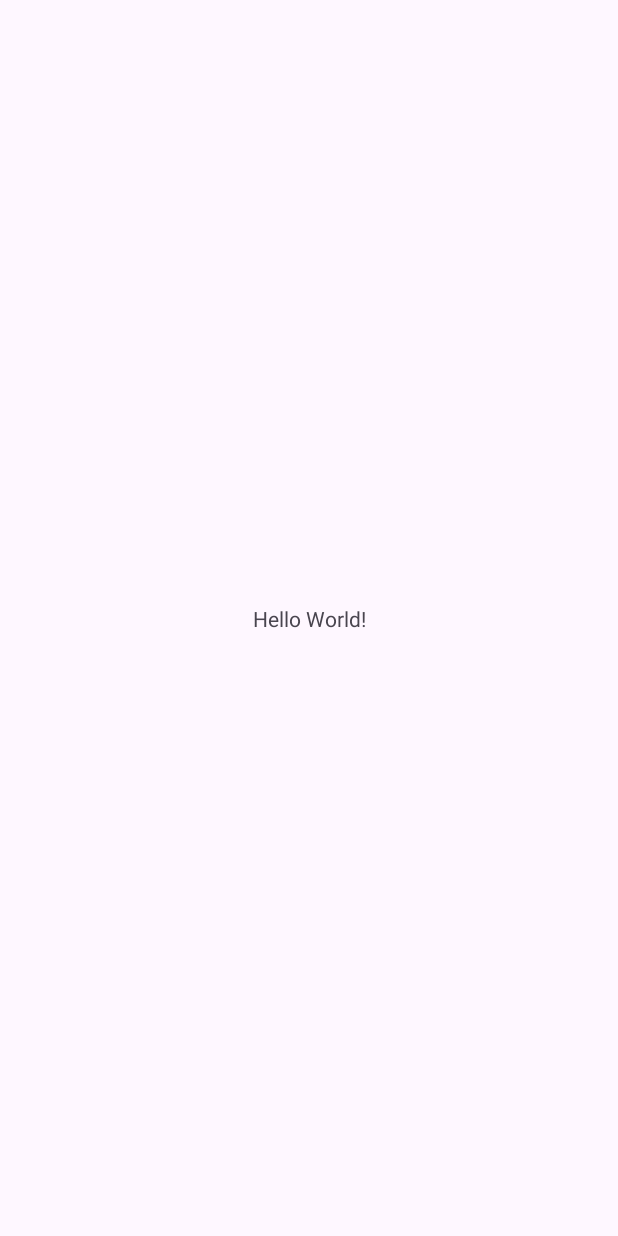
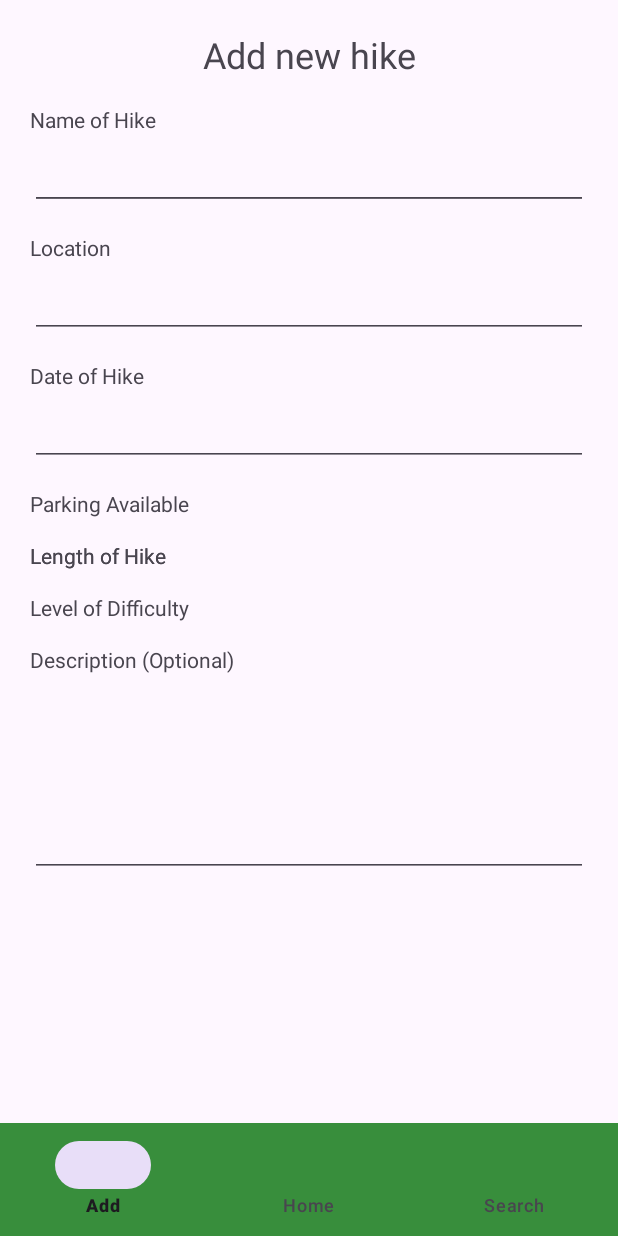
Before and after one commit to hoanglongle77/Hiker, an Android app: the screen it shows after launch (MainActivity), on a phone screen of 412 x 824 dp. Before the commit the screen is almost empty. Run offline under Robolectric (Android 15) with nearby library versions, the phone set to English and light mode, and no system bars.

Commit message:
9-10-2023 - Refactor with package, add bottom navigation bar and some UI update in add fragment

```diff
--- a/app/build.gradle
+++ b/app/build.gradle
@@ -29,7 +29,7 @@ android {
 }
 
 dependencies {
-
+    implementation "androidx.viewpager2:viewpager2:1.0.0"
     implementation 'androidx.appcompat:appcompat:1.6.1'
     implementation 'com.google.android.material:material:1.5.0'
     implementation 'androidx.constraintlayout:constraintlayout:2.1.4'
--- a/app/src/main/AndroidManifest.xml
+++ b/app/src/main/AndroidManifest.xml
@@ -13,8 +13,9 @@
         android:theme="@style/Theme.HikerManagementApp"
         tools:targetApi="31">
         <activity
-            android:name=".MainActivity"
-            android:exported="true">
+            android:name=".Activities.MainActivity"
+            android:exported="true"
+            android:windowSoftInputMode="adjustPan">
             <intent-filter>
                 <action android:name="android.intent.action.MAIN" />
 
--- /dev/null
+++ b/app/src/main/java/com/example/hikermanagementapp/Activities/MainActivity.java
@@ -0,0 +1,63 @@
+package com.example.hikermanagementapp.Activities;
+
+import androidx.annotation.NonNull;
+import androidx.appcompat.app.AppCompatActivity;
+import androidx.viewpager2.widget.ViewPager2;
+
+import android.os.Bundle;
+import android.view.MenuItem;
+
+import com.example.hikermanagementapp.Adapters.VPAdapter;
+import com.example.hikermanagementapp.R;
+import com.google.android.material.bottomnavigation.BottomNavigationView;
+import com.google.android.material.navigation.NavigationBarView;
+
+public class MainActivity extends AppCompatActivity {
+
+    private BottomNavigationView myBottomNavigationView;
+    private ViewPager2 myViewPager2;
+
+    @Override
+    protected void onCreate(Bundle savedInstanceState) {
+        super.onCreate(savedInstanceState);
+        setContentView(R.layout.activity_main);
+
+        myViewPager2 = findViewById(R.id.viewPager2);
+        myBottomNavigationView = findViewById(R.id.bottom_navigation_bar);
+        VPAdapter viewPagerAdapter = new VPAdapter(this);
+        myViewPager2.setAdapter(viewPagerAdapter);
+
+        myViewPager2.registerOnPageChangeCallback(new ViewPager2.OnPageChangeCallback() {
+            @Override
+            public void onPageSelected(int position) {
+                super.onPageSelected(position);
+                switch (position){
+                    case 0:
+                        myBottomNavigationView.getMenu().findItem(R.id.menu_add).setChecked(true);
+                        break;
+                    case 1:
+                        myBottomNavigationView.getMenu().findItem(R.id.menu_home).setChecked(true);
+                        break;
+                    case 3:
+                        myBottomNavigationView.getMenu().findItem(R.id.menu_search).setChecked(true);
+                        break;
+                }
+            }
+        });
+
+        myBottomNavigationView.setOnItemSelectedListener(new NavigationBarView.OnItemSelectedListener() {
+            @Override
+            public boolean onNavigationItemSelected(@NonNull MenuItem item) {
+                int id = item.getItemId();
+                if(id == R.id.menu_add){
+                    myViewPager2.setCurrentItem(0);
+                } else if (id == R.id.menu_home) {
+                    myViewPager2.setCurrentItem(1);
+                }else if (id == R.id.menu_search){
+                    myViewPager2.setCurrentItem(2);
+                }
+                return true;
+            }
+        });
+    }
+}
--- /dev/null
+++ b/app/src/main/java/com/example/hikermanagementapp/Adapters/VPAdapter.java
@@ -0,0 +1,36 @@
+package com.example.hikermanagementapp.Adapters;
+
+import androidx.annotation.NonNull;
+import androidx.fragment.app.Fragment;
+import androidx.fragment.app.FragmentActivity;
+import androidx.viewpager2.adapter.FragmentStateAdapter;
+
+import com.example.hikermanagementapp.Fragments.AddFragment;
+import com.example.hikermanagementapp.Fragments.HomeFragment;
+import com.example.hikermanagementapp.Fragments.SearchFragment;
+
+public class VPAdapter extends FragmentStateAdapter {
+    public VPAdapter(@NonNull FragmentActivity fragmentActivity) {
+        super(fragmentActivity);
+    }
+
+    @NonNull
+    @Override
+    public Fragment createFragment(int position) {
+        switch(position){
+            case 1:
+                return new HomeFragment();
+            case 2:
+                return new SearchFragment();
+            case 0:
+            default:
+                return new AddFragment();
+
+        }
+    }
+
+    @Override
+    public int getItemCount() {
+        return 3;
+    }
+}
--- /dev/null
+++ b/app/src/main/java/com/example/hikermanagementapp/Fragments/AddFragment.java
@@ -0,0 +1,22 @@
+package com.example.hikermanagementapp.Fragments;
+
+import android.os.Bundle;
+
+import androidx.fragment.app.Fragment;
+
+import android.view.LayoutInflater;
+import android.view.View;
+import android.view.ViewGroup;
+
+import com.example.hikermanagementapp.R;
+
+public class AddFragment extends Fragment {
+
+    @Override
+    public View onCreateView(LayoutInflater inflater, ViewGroup container,
+                             Bundle savedInstanceState) {
+        // Inflate the layout for this fragment
+        View view = inflater.inflate(R.layout.fragment_add, container, false);
+        return view;
+    }
+}
--- /dev/null
+++ b/app/src/main/java/com/example/hikermanagementapp/Fragments/HomeFragment.java
@@ -0,0 +1,22 @@
+package com.example.hikermanagementapp.Fragments;
+
+import android.os.Bundle;
+
+import androidx.fragment.app.Fragment;
+
+import android.view.LayoutInflater;
+import android.view.View;
+import android.view.ViewGroup;
+
+import com.example.hikermanagementapp.R;
+
+
+public class HomeFragment extends Fragment {
+
+    @Override
+    public View onCreateView(LayoutInflater inflater, ViewGroup container,
+                             Bundle savedInstanceState) {
+        View view = inflater.inflate(R.layout.fragment_home, container, false);
+        return view;
+    }
+}
--- /dev/null
+++ b/app/src/main/java/com/example/hikermanagementapp/Fragments/SearchFragment.java
@@ -0,0 +1,22 @@
+package com.example.hikermanagementapp.Fragments;
+
+import android.os.Bundle;
+
+import androidx.fragment.app.Fragment;
+
+import android.view.LayoutInflater;
+import android.view.View;
+import android.view.ViewGroup;
+
+import com.example.hikermanagementapp.R;
+
+public class SearchFragment extends Fragment {
+
+    @Override
+    public View onCreateView(LayoutInflater inflater, ViewGroup container,
+                             Bundle savedInstanceState) {
+        // Inflate the layout for this fragment
+        View view = inflater.inflate(R.layout.fragment_search, container, false);
+        return view;
+    }
+}
--- a/app/src/main/java/com/example/hikermanagementapp/MainActivity.java
+++ /dev/null
@@ -1,14 +0,0 @@
-package com.example.hikermanagementapp;
-
-import androidx.appcompat.app.AppCompatActivity;
-
-import android.os.Bundle;
-
-public class MainActivity extends AppCompatActivity {
-
-    @Override
-    protected void onCreate(Bundle savedInstanceState) {
-        super.onCreate(savedInstanceState);
-        setContentView(R.layout.activity_main);
-    }
-}
--- a/app/src/main/res/layout/activity_main.xml
+++ b/app/src/main/res/layout/activity_main.xml
@@ -4,15 +4,26 @@
     xmlns:tools="http://schemas.android.com/tools"
     android:layout_width="match_parent"
     android:layout_height="match_parent"
-    tools:context=".MainActivity">
+    tools:context=".Activities.MainActivity">
 
-    <TextView
-        android:layout_width="wrap_content"
-        android:layout_height="wrap_content"
-        android:text="Hello World!"
+    <com.google.android.material.bottomnavigation.BottomNavigationView
+        android:id="@+id/bottom_navigation_bar"
+        android:layout_width="0dp"
+        android:layout_height="75dp"
+        android:background="@color/navigation_bar_color"
         app:layout_constraintBottom_toBottomOf="parent"
         app:layout_constraintEnd_toEndOf="parent"
         app:layout_constraintStart_toStartOf="parent"
-        app:layout_constraintTop_toTopOf="parent" />
+        app:menu="@menu/bottom_navigation_bar"
+        tools:ignore="VisualLintBottomNav" />
 
+    <androidx.viewpager2.widget.ViewPager2
+        android:id="@+id/viewPager2"
+        android:layout_width="0dp"
+        android:layout_height="0dp"
+        app:layout_constraintBottom_toTopOf="@+id/bottom_navigation_bar"
+        app:layout_constraintEnd_toEndOf="parent"
+        app:layout_constraintStart_toStartOf="parent"
+        app:layout_constraintTop_toTopOf="parent"
+        app:layout_constraintVertical_bias="1.0" />
 </androidx.constraintlayout.widget.ConstraintLayout>
--- /dev/null
+++ b/app/src/main/res/layout/fragment_add.xml
@@ -0,0 +1,190 @@
+<?xml version="1.0" encoding="utf-8"?>
+<androidx.constraintlayout.widget.ConstraintLayout xmlns:android="http://schemas.android.com/apk/res/android"
+    xmlns:app="http://schemas.android.com/apk/res-auto"
+    xmlns:tools="http://schemas.android.com/tools"
+    android:id="@+id/frameLayout"
+    android:layout_width="match_parent"
+    android:layout_height="match_parent"
+    tools:context=".Fragments.AddFragment">
+
+
+    <TextView
+        android:id="@+id/textView"
+        android:layout_width="0dp"
+        android:layout_height="0dp"
+        android:layout_marginStart="100dp"
+        android:layout_marginTop="20dp"
+        android:layout_marginEnd="100dp"
+        android:layout_marginBottom="20dp"
+        android:gravity="center"
+        android:text="@string/title_add"
+        android:textSize="24sp"
+        app:layout_constraintBottom_toTopOf="@+id/textView4"
+        app:layout_constraintEnd_toEndOf="parent"
+        app:layout_constraintStart_toStartOf="parent"
+        app:layout_constraintTop_toTopOf="parent" />
+
+    <EditText
+        android:id="@+id/editText"
+        android:layout_width="0dp"
+        android:layout_height="35dp"
+        android:layout_marginStart="20dp"
+        android:layout_marginTop="15dp"
+        android:layout_marginEnd="20dp"
+        app:layout_constraintEnd_toEndOf="parent"
+        app:layout_constraintHorizontal_bias="1.0"
+        app:layout_constraintStart_toStartOf="parent"
+        app:layout_constraintTop_toBottomOf="@+id/textView4" />
+
+    <EditText
+        android:id="@+id/editText2"
+        android:layout_width="0dp"
+        android:layout_height="35dp"
+        android:layout_marginStart="20dp"
+        android:layout_marginTop="15dp"
+        android:layout_marginEnd="20dp"
+        app:layout_constraintEnd_toEndOf="parent"
+        app:layout_constraintHorizontal_bias="1.0"
+        app:layout_constraintStart_toStartOf="parent"
+        app:layout_constraintTop_toBottomOf="@+id/textView4" />
+
+    <EditText
+        android:id="@+id/editText3"
+        android:layout_width="0dp"
+        android:layout_height="35dp"
+        android:layout_marginStart="20dp"
+        android:layout_marginTop="15dp"
+        android:layout_marginEnd="20dp"
+        app:layout_constraintEnd_toEndOf="parent"
+        app:layout_constraintHorizontal_bias="0.0"
+        app:layout_constraintStart_toStartOf="parent"
+        app:layout_constraintTop_toBottomOf="@+id/textView2" />
+
+    <EditText
+        android:id="@+id/editText4"
+        android:layout_width="0dp"
+        android:layout_height="35dp"
+        android:layout_marginStart="20dp"
+        android:layout_marginTop="15dp"
+        android:layout_marginEnd="20dp"
+        app:layout_constraintEnd_toEndOf="parent"
+        app:layout_constraintHorizontal_bias="0.0"
+        app:layout_constraintStart_toStartOf="parent"
+        app:layout_constraintTop_toBottomOf="@+id/textView3" />
+
+    <TextView
+        android:id="@+id/textView4"
+        android:layout_width="0dp"
+        android:layout_height="wrap_content"
+        android:layout_marginStart="20dp"
+        android:layout_marginTop="70dp"
+        android:layout_marginEnd="130dp"
+        android:text="@string/field_name"
+        app:layout_constraintEnd_toEndOf="parent"
+        app:layout_constraintHorizontal_bias="0.111"
+        app:layout_constraintStart_toStartOf="parent"
+        app:layout_constraintTop_toTopOf="parent" />
+
+    <TextView
+        android:id="@+id/textView2"
+        android:layout_width="0dp"
+        android:layout_height="wrap_content"
+        android:layout_marginStart="20dp"
+        android:layout_marginTop="15dp"
+        android:layout_marginEnd="150dp"
+        android:text="@string/field_location"
+        app:layout_constraintEnd_toEndOf="parent"
+        app:layout_constraintStart_toStartOf="parent"
+        app:layout_constraintTop_toBottomOf="@+id/editText" />
+
+    <TextView
+        android:id="@+id/textView3"
+        android:layout_width="0dp"
+        android:layout_height="wrap_content"
+        android:layout_marginStart="20dp"
+        android:layout_marginTop="15dp"
+        android:layout_marginEnd="150dp"
+        android:text="@string/field_date"
+        app:layout_constraintEnd_toEndOf="parent"
+        app:layout_constraintStart_toStartOf="parent"
+        app:layout_constraintTop_toBottomOf="@+id/editText3" />
+
+    <TextView
+        android:id="@+id/textView5"
+        android:layout_width="0dp"
+        android:layout_height="wrap_content"
+        android:layout_marginStart="20dp"
+        android:layout_marginTop="15dp"
+        android:layout_marginEnd="150dp"
+        android:text="@string/field_parking"
+        app:layout_constraintEnd_toEndOf="parent"
+        app:layout_constraintHorizontal_bias="0.0"
+        app:layout_constraintStart_toStartOf="parent"
+        app:layout_constraintTop_toBottomOf="@+id/editText4" />
+
+    <TextView
+        android:id="@+id/textView7"
+        android:layout_width="0dp"
+        android:layout_height="wrap_content"
+        android:layout_marginStart="20dp"
+        android:layout_marginTop="15dp"
+        android:layout_marginEnd="150dp"
+        android:text="@string/field_length"
+        app:layout_constraintEnd_toEndOf="parent"
+        app:layout_constraintHorizontal_bias="0.0"
+        app:layout_constraintStart_toStartOf="parent"
+        app:layout_constraintTop_toBottomOf="@+id/textView5" />
+
+    <TextView
+        android:id="@+id/textView8"
+        android:layout_width="0dp"
+        android:layout_height="wrap_content"
+        android:layout_marginStart="20dp"
+        android:layout_marginTop="15dp"
+        android:layout_marginEnd="150dp"
+        android:text="@string/field_length"
+        app:layout_constraintEnd_toEndOf="parent"
+        app:layout_constraintHorizontal_bias="0.0"
+        app:layout_constraintStart_toStartOf="parent"
+        app:layout_constraintTop_toBottomOf="@+id/textView5" />
+
+    <TextView
+        android:id="@+id/textView9"
+        android:layout_width="0dp"
+        android:layout_height="wrap_content"
+        android:layout_marginStart="20dp"
+        android:layout_marginTop="15dp"
+        android:layout_marginEnd="150dp"
+        android:text="@string/field_difficulty"
+        app:layout_constraintEnd_toEndOf="parent"
+        app:layout_constraintHorizontal_bias="0.0"
+        app:layout_constraintStart_toStartOf="parent"
+        app:layout_constraintTop_toBottomOf="@+id/textView7" />
+
+    <TextView
+        android:id="@+id/textView10"
+        android:layout_width="0dp"
+        android:layout_height="wrap_content"
+        android:layout_marginStart="20dp"
+        android:layout_marginTop="15dp"
+        android:layout_marginEnd="150dp"
+        android:text="@string/field_description"
+        app:layout_constraintEnd_toEndOf="parent"
+        app:layout_constraintHorizontal_bias="0.0"
+        app:layout_constraintStart_toStartOf="parent"
+        app:layout_constraintTop_toBottomOf="@+id/textView9" />
+
+    <EditText
+        android:id="@+id/editTextTextMultiLine"
+        android:layout_width="0dp"
+        android:layout_height="120dp"
+        android:layout_marginStart="20dp"
+        android:layout_marginTop="15dp"
+        android:layout_marginEnd="20dp"
+        android:ems="10"
+        android:gravity="start|top"
+        android:inputType="textMultiLine"
+        app:layout_constraintEnd_toEndOf="parent"
+        app:layout_constraintStart_toStartOf="parent"
+        app:layout_constraintTop_toBottomOf="@+id/textView10" />
+</androidx.constraintlayout.widget.ConstraintLayout>
--- /dev/null
+++ b/app/src/main/res/layout/fragment_home.xml
@@ -0,0 +1,14 @@
+<?xml version="1.0" encoding="utf-8"?>
+<FrameLayout xmlns:android="http://schemas.android.com/apk/res/android"
+    xmlns:tools="http://schemas.android.com/tools"
+    android:layout_width="match_parent"
+    android:layout_height="match_parent"
+    tools:context=".Fragments.HomeFragment">
+
+    <!-- TODO: Update blank fragment layout -->
+    <TextView
+        android:layout_width="match_parent"
+        android:layout_height="match_parent"
+        android:text="@string/home_tab" />
+
+</FrameLayout>
--- /dev/null
+++ b/app/src/main/res/layout/fragment_search.xml
@@ -0,0 +1,14 @@
+<?xml version="1.0" encoding="utf-8"?>
+<FrameLayout xmlns:android="http://schemas.android.com/apk/res/android"
+    xmlns:tools="http://schemas.android.com/tools"
+    android:layout_width="match_parent"
+    android:layout_height="match_parent"
+    tools:context=".Fragments.SearchFragment">
+
+    <!-- TODO: Update blank fragment layout -->
+    <TextView
+        android:layout_width="match_parent"
+        android:layout_height="match_parent"
+        android:text="@string/search_tab" />
+
+</FrameLayout>
--- /dev/null
+++ b/app/src/main/res/menu/bottom_navigation_bar.xml
@@ -0,0 +1,11 @@
+<?xml version="1.0" encoding="utf-8"?>
+<menu xmlns:android="http://schemas.android.com/apk/res/android">
+    <item android:id="@+id/menu_add"
+        android:title="@string/add_tab" />
+    <item android:id="@+id/menu_home"
+        android:title="@string/home_tab"
+        />
+    <item android:id="@+id/menu_search"
+        android:title="@string/search_tab"
+        />
+</menu>
--- a/app/src/main/res/values/colors.xml
+++ b/app/src/main/res/values/colors.xml
@@ -2,4 +2,22 @@
 <resources>
     <color name="black">#FF000000</color>
     <color name="white">#FFFFFFFF</color>
+    <color name="primary_color">#388E3C</color>
+    <color name="secondary_color">#FFC107</color>
+    <color name="light_background">#FFFFFF</color>
+    <color name="dark_background">#212121</color>
+    <color name="primary_text">#212121</color>
+    <color name="secondary_text">#757575</color>
+    <color name="tertiary_text">#BDBDBD</color>
+    <color name="accent_text">#FFC107</color>
+    <color name="primary_button">#388E3C</color>
+    <color name="secondary_button">#FFC107</color>
+    <color name="disabled_button">#BDBDBD</color>
+    <color name="icon_color">#212121</color>
+    <color name="divider_color">#BDBDBD</color>
+    <color name="status_bar_color">@color/primary_color</color>
+    <color name="navigation_bar_color">@color/primary_color</color>
+    <color name="error_color">#D32F2F</color>
+    <color name="success_color">#4CAF50</color>
+    <color name="warning_color">#FF9800</color>
 </resources>
--- a/app/src/main/res/values/strings.xml
+++ b/app/src/main/res/values/strings.xml
@@ -1,3 +1,42 @@
 <resources>
     <string name="app_name">Hiker Management App</string>
+    <string name="add_tab">Add</string>
+    <string name="home_tab">Home</string>
+    <string name="search_tab">Search</string>
+    <string name="title_add">Add new hike</string>
+    <string name="title_home">Home</string>
+    <string name="title_search">Search</string>
+
+    <!-- Field Names -->
+    <string name="field_name">Name of Hike</string>
+    <string name="field_location">Location</string>
+    <string name="field_date">Date of Hike</string>
+    <string name="field_parking">Parking Available</string>
+    <string name="field_length">Length of Hike</string>
+    <string name="field_difficulty">Level of Difficulty</string>
+    <string name="field_description">Description (Optional)</string>
+    <string name="field_observation">Observation</string>
+    <string name="field_observation_time">Time of Observation</string>
+    <string name="field_comments">Additional Comments (Optional)</string>
+
+    <!-- Button Text -->
+    <string name="button_save">Save</string>
+    <string name="button_cancel">Cancel</string>
+    <string name="button_edit">Edit</string>
+    <string name="button_delete">Delete</string>
+    <string name="button_confirm">Confirm</string>
+    <string name="button_back">Back</string>
+    <string name="button_search">Search</string>
+    <string name="button_reset">Reset Database</string>
+
+    <!-- Error Messages -->
+    <string name="error_required_field">This field is required.</string>
+    <string name="error_hike_details_incomplete">Hike details are incomplete. Please fill in all required fields.</string>
+    <string name="error_no_matching_hike">No matching hikes found.</string>
+
+    <!-- Success Messages -->
+    <string name="success_hike_saved">Hike details saved successfully.</string>
+    <string name="success_hike_deleted">Hike deleted successfully.</string>
+    <string name="success_observation_added">Observation added successfully.</string>
+
 </resources>
```
